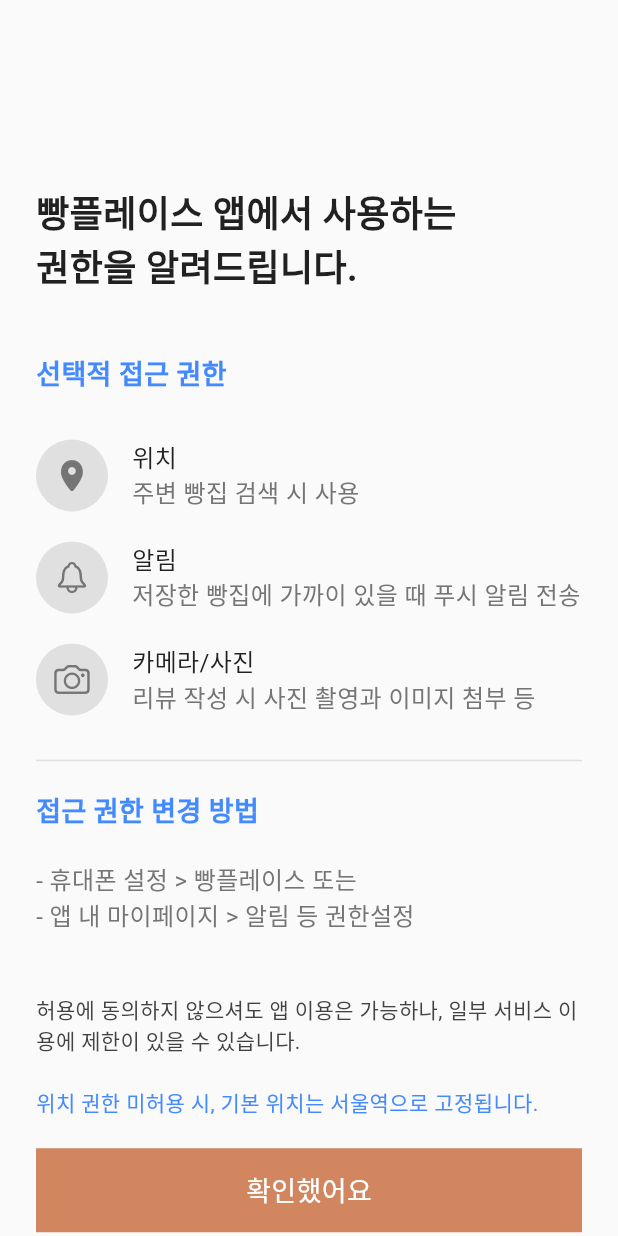
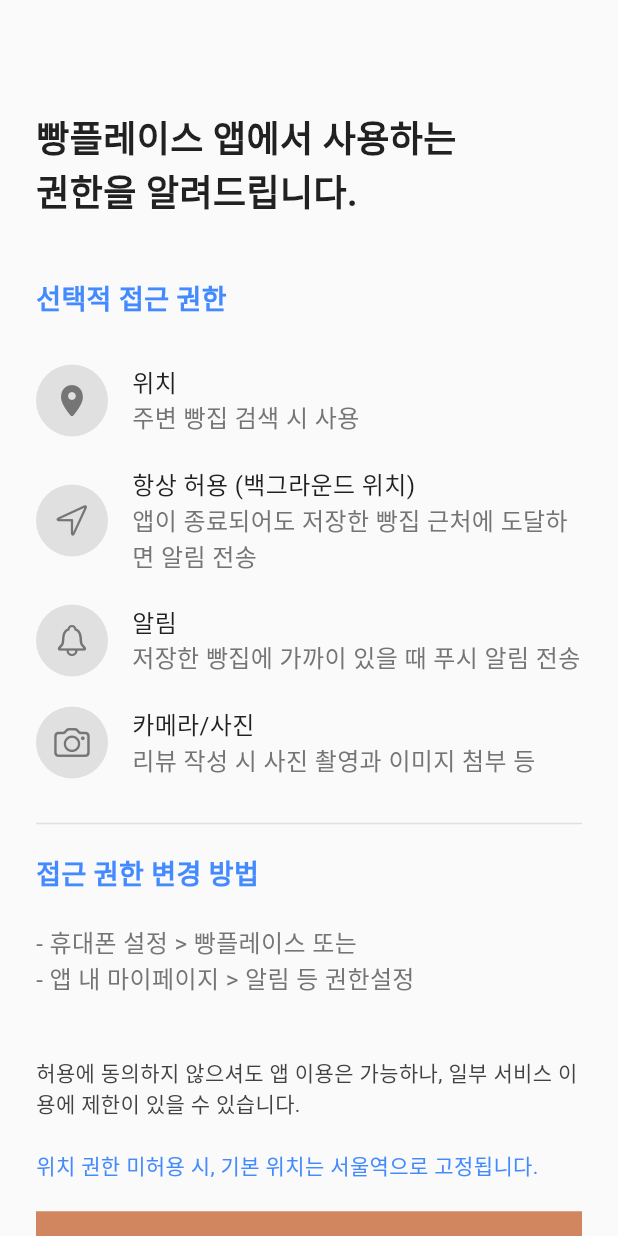
Before and after one commit to BreadPlace/BreadPlace_App, a Flutter app: the screen it shows after launch, on a phone screen of 412 x 824 dp. Run offline on Flutter 3.47's test engine with Material 3 defaults, Android fonts, the phone set to English and light mode, and no system bars; our stand-ins replace cached_network_image, cloud_firestore, dio, equatable, firebase_auth, firebase_core and 17 more; missing offline and left inert: google_maps_flutter_platform_interface, kakao_flutter_sdk_user; accounts and stored records are empty; generated files the repository leaves out were written again; Roboto replaces fonts that are missing (pretendardBold, pretendardRegular, pretendardSemiBold).

Commit message:
feat: 권한 안내에 항상 허용 문구 추가

```diff
--- a/lib/ui/permission/view/permission_info_screen.dart
+++ b/lib/ui/permission/view/permission_info_screen.dart
@@ -1,7 +1,8 @@
 import 'package:bread_place/config/constants/app_colors.dart';
 import 'package:bread_place/config/constants/app_text_styles.dart';
 import 'package:bread_place/config/routing/routes.dart';
-import 'package:bread_place/ui/home/bloc/home_bloc.dart';
+import 'package:bread_place/ui/permission/bloc/permission_bloc.dart';
+import 'package:bread_place/ui/permission/bloc/permission_event.dart';
 
 import 'package:flutter/cupertino.dart';
 import 'package:flutter/material.dart';
@@ -22,7 +23,7 @@ class PermissionInfoScreen extends StatelessWidget {
           child: Column(
             crossAxisAlignment: CrossAxisAlignment.start,
             children: [
-              SizedBox(height: 100),
+              SizedBox(height: 50),
 
               Text('빵플레이스 앱에서 사용하는\n권한을 알려드립니다.', style: AppTextStyles.pretendardBold.copyWith(fontSize: 24)),
               SizedBox(height: 40),
@@ -33,6 +34,12 @@ class PermissionInfoScreen extends StatelessWidget {
                   name: '위치',
                   description: '주변 빵집 검색 시 사용',
                   icon: CupertinoIcons.location_solid
+              ),
+
+              PermissionInfo(
+                name: '항상 허용 (백그라운드 위치)',
+                description: '앱이 종료되어도 저장한 빵집 근처에 도달하면 알림 전송',
+                icon: CupertinoIcons.location,
               ),
 
               PermissionInfo(
@@ -73,7 +80,7 @@ class PermissionInfoScreen extends StatelessWidget {
               InkWell(
                 onTap: () {
                   context.go(Routes.home);
-                  context.read<HomeBloc>().add(RequestPermissionsOnFirstLaunch());
+                  context.read<PermissionBloc>().add(RequestPermissionsOnFirstLaunch());
                 },
                 child: Container(
                   color: AppColors.primary,
```
